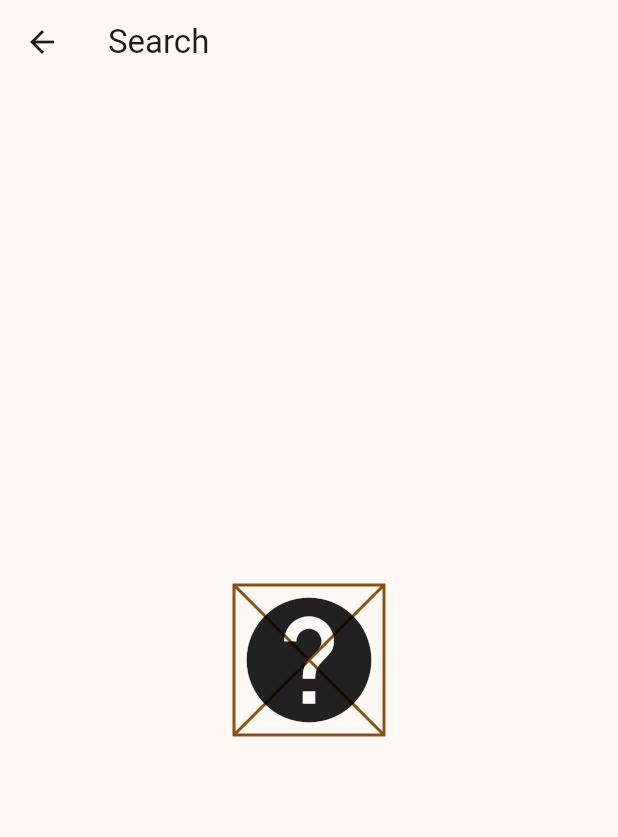
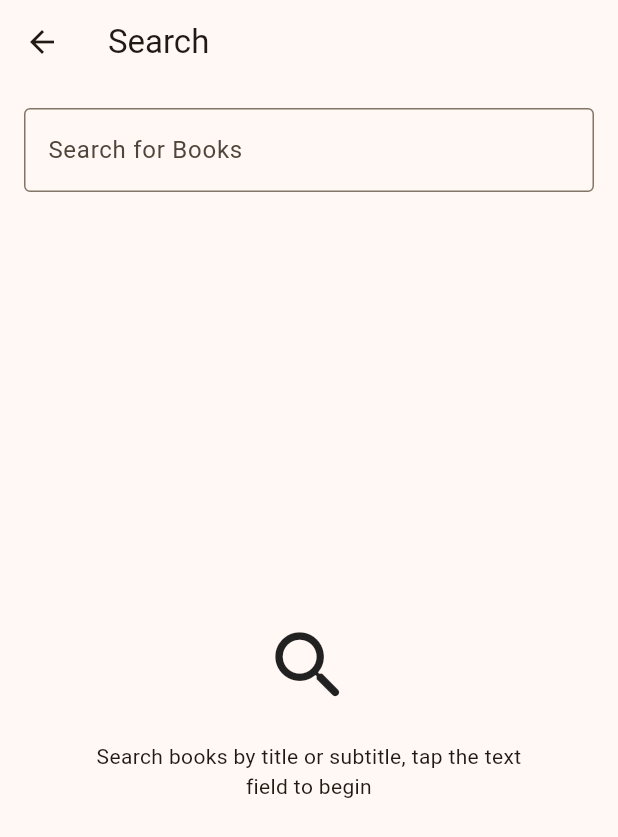
Before and after one commit to taleroangel/open_bookshelf, a Flutter app: the SearchScreen screen opened directly, on a phone screen of 412 x 824 dp. Shown: the top 837 px of the screen. Run offline on Flutter 3.47's test engine with Material 2 defaults, Android fonts, the phone set to English and light mode, and no system bars; drawn by our look-alikes of dynamic_color; our stand-ins replace barcode_widget, expandable, file_picker, flutter_colorpicker, freezed_annotation, get_it and 4 more; missing offline and left inert: dart:ffi, flutter_adaptive_scaffold; accounts and stored records are empty; generated files the repository leaves out were written again.

Commit message:
Added book search screen

```diff
--- /dev/null
+++ b/assets/i18n/en/search.i18n.json
@@ -0,0 +1,4 @@
+{
+	"title": "Search for Books",
+	"subtitle": "Search books by title or subtitle, tap the text field to begin"
+}
--- a/lib/screens/navigation/search_screen.dart
+++ b/lib/screens/navigation/search_screen.dart
@@ -1,21 +1,131 @@
+// ignore_for_file: prefer_const_literals_to_create_immutables, prefer_const_constructors
+
 import 'package:flutter/material.dart';
+import 'package:flutter/scheduler.dart';
 import 'package:open_bookshelf/i18n/translations.g.dart';
+import 'package:open_bookshelf/models/book.dart';
+import 'package:open_bookshelf/providers/bookshelf_provider.dart';
+import 'package:open_bookshelf/widgets/book_pick_card_widget.dart';
+import 'package:provider/provider.dart';
 
-class SearchScreen extends StatelessWidget {
+class SearchScreen extends StatefulWidget {
   const SearchScreen({super.key});
 
   @override
+  State<SearchScreen> createState() => _SearchScreenState();
+}
+
+class _SearchScreenState extends State<SearchScreen> {
+  /// Bookshelf provider
+  late final BookshelfProvider bookshelfProvider;
+
+  /// Book results to show
+  Set<Book> bookResults = {};
+
+  @override
+  void initState() {
+    // Add bookshelf provider
+    SchedulerBinding.instance.addPostFrameCallback((_) {
+      bookshelfProvider = context.read<BookshelfProvider>();
+    });
+    super.initState();
+  }
+
+  @override
+  void dispose() {
+    bookResults = {};
+    super.dispose();
+  }
+
+  /// Prompted on [TextField] change
+  void onSearch(String value) => setState(() {
+        bookResults = value.isEmpty
+            ? {} // If string is empty then show no results
+            : bookshelfProvider.bookshelf.values
+                .where((element) =>
+                    searchStringParser(
+                      element.title,
+                    ) // Parsed title contains parsed value
+                        .contains(searchStringParser(value)) ||
+                    (element.subtitle != null &&
+                        searchStringParser(element
+                                .subtitle!) // Subtitle isn't null and parsed subtitle contains parsed value
+                            .contains(searchStringParser(value))))
+                .toSet();
+      });
+
+  String searchStringParser(String value) => value.toLowerCase();
+
+  @override
   Widget build(BuildContext context) {
+    final showBooks = bookResults
+        .map((e) => BookPickCardWidget(
+              book: e,
+              onTap: (Book book) {
+                bookshelfProvider.currentlySelectedBook = book;
+                context.dispatchNotification(OnBookSelectionNotification());
+              },
+            ))
+        .toList();
+
     return Scaffold(
       appBar: AppBar(title: Text(t.navigation.search)),
-      body: Center(
-        child: Placeholder(
-          color: Theme.of(context).colorScheme.primary,
-          child: const Icon(
-            Icons.help,
-            size: 100.0,
+      body: Column(
+        mainAxisSize: MainAxisSize.min,
+        crossAxisAlignment: CrossAxisAlignment.start,
+        mainAxisAlignment: MainAxisAlignment.start,
+        children: [
+          Padding(
+            padding: const EdgeInsets.all(16.0),
+            child: TextField(
+              decoration: InputDecoration(
+                border: OutlineInputBorder(),
+                label: Text(t.search.title),
+              ),
+              onChanged: onSearch,
+            ),
           ),
-        ),
+          // Show book results
+          bookResults.isEmpty
+              ? Expanded(
+                  child: Center(
+                    child: Column(
+                      mainAxisAlignment: MainAxisAlignment.center,
+                      children: [
+                        Icon(
+                          Icons.search_rounded,
+                          size: 60.0,
+                        ),
+                        Padding(
+                          padding: const EdgeInsets.symmetric(
+                            horizontal: 60,
+                            vertical: 20,
+                          ),
+                          child: Text(
+                            t.search.subtitle,
+                            textAlign: TextAlign.center,
+                          ),
+                        ),
+                      ],
+                    ),
+                  ),
+                )
+              : Expanded(
+                  child: LayoutBuilder(
+                    builder: (_, constraints) => SingleChildScrollView(
+                      child: GridView.count(
+                        shrinkWrap: true,
+                        crossAxisCount:
+                            constraints.maxWidth ~/ BookPickCardWidget.boxSize,
+                        padding: const EdgeInsets.all(16.0),
+                        childAspectRatio: BookPickCardWidget.boxAspectRatio,
+                        mainAxisSpacing: 16.0,
+                        children: showBooks,
+                      ),
+                    ),
+                  ),
+                ),
+        ],
       ),
     );
   }
--- a/lib/screens/other/book_screen.dart
+++ b/lib/screens/other/book_screen.dart
@@ -59,6 +59,7 @@ class BookScreen extends StatelessWidget {
                       Padding(
                         padding: const EdgeInsets.only(bottom: 16.0),
                         child: CollectionPickerWidget(
+                          key: ObjectKey(book),
                           initialValue: book.collection,
                           onSelect: (value) {
                             if (useThisBookInstead == null) {
--- a/lib/services/openlibrary_service.dart
+++ b/lib/services/openlibrary_service.dart
@@ -32,7 +32,6 @@ class OpenlibraryService {
             (decodedBody as Map<String, dynamic>).values.first;
 
         // Book from json.
-        //TODO: Check if code still works after refactoring from dynamic to Object?
         return Book.fromJson({
           "cover": (apiResponse['details']['covers'] as List<Object?>?)
               ?.first
@@ -40,8 +39,8 @@ class OpenlibraryService {
           "title": apiResponse['details']['full_title'] ??
               apiResponse['details']['title'],
           "subtitle": apiResponse['details']['subtitle'],
-          "isbn": apiResponse['details']['isbn_13'][0] ??
-              apiResponse['details']['isbn_10'][0],
+          "isbn": (apiResponse['details']['isbn_13'] ??
+              apiResponse['details']['isbn_10'])[0],
           "url": apiResponse['info_url'],
           "authors":
               ((apiResponse['details']['authors'] ?? []) as List<Object?>)
```
Also changed, not shown: lib/screens/navigation/bookshelf_screen.dart (+12 -13 lines), lib/screens/other/add_book_screen.dart (+6 -5 lines), lib/widgets/book_pick_card_widget.dart (renamed from lib/widgets/book_pick_widget.dart, +6 -2 lines), lib/widgets/tag_item_widget.dart (+4 -4 lines).
